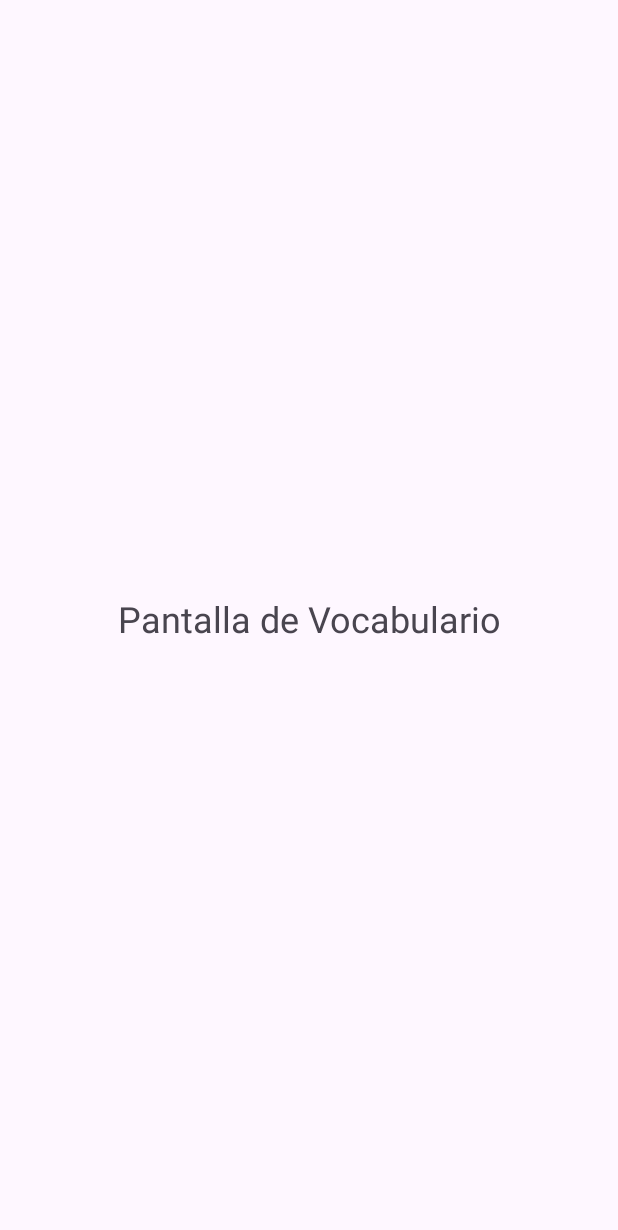
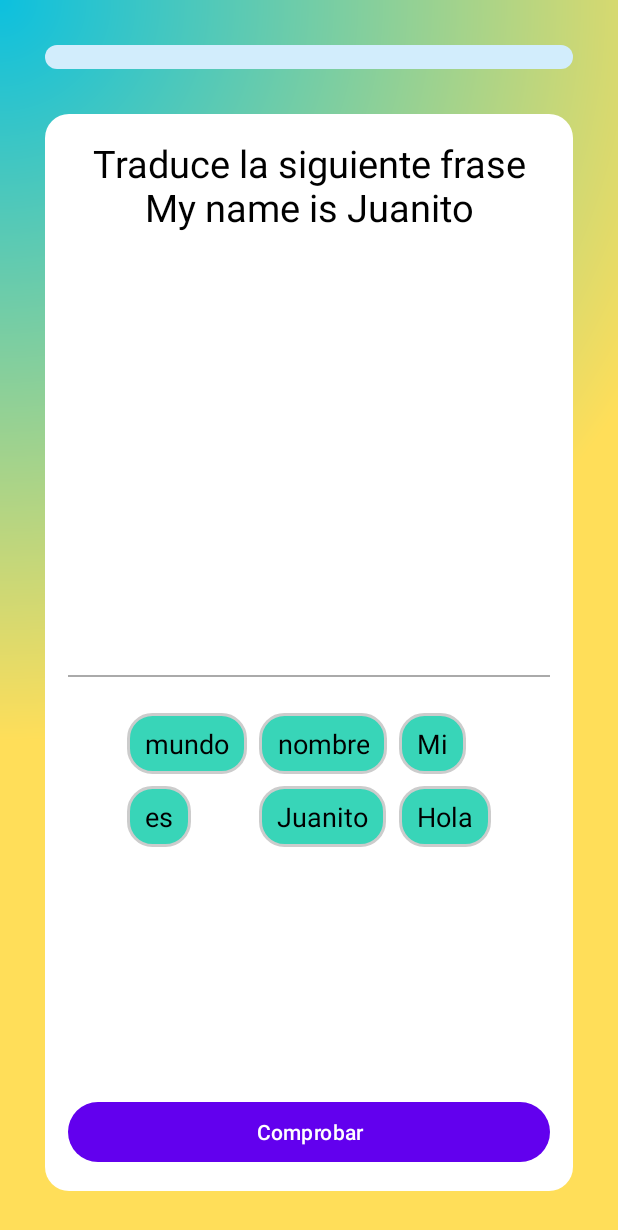
Before and after one commit to starcrash16/Axolingo, an Android app: the MenuPrincipalActivity screen opened directly, with no data from a screen before it, after a tap on "Ir ahora", on a phone screen of 412 x 824 dp. Shown: the top 1230 px of the screen. Run offline under Robolectric (Android 15) with nearby library versions, the phone set to English and light mode, and no system bars.

Commit message:
Control selector de palabras
# Conflicts:
#	app/src/main/AndroidManifest.xml
#	app/src/main/java/com/proyecto_final/axolingo/MainActivity.kt

```diff
--- a/app/src/main/AndroidManifest.xml
+++ b/app/src/main/AndroidManifest.xml
@@ -53,6 +53,10 @@
         <activity
             android:name=".forms.IniciarSesion"
             android:exported="false" />
+
+        <activity
+            android:name=".selector_palabras.InterfazSelector"
+            android:exported="false" />
     </application>
 
 </manifest>
--- a/app/src/main/java/com/proyecto_final/axolingo/MainActivity.kt
+++ b/app/src/main/java/com/proyecto_final/axolingo/MainActivity.kt
@@ -36,15 +36,11 @@ class MainActivity : AppCompatActivity() {
 
         loginButton.setOnClickListener {
             val intent = Intent(this, IniciarSesion::class.java)
-
-            // 5. Inicia la nueva Activity.
             startActivity(intent)
         }
 
         signUpButton.setOnClickListener {
             val intent = Intent(this, Registrarse::class.java)
-
-            // 5. Inicia la nueva Activity.
             startActivity(intent)
         }
     }
--- a/app/src/main/java/com/proyecto_final/axolingo/art/caroussel/CarouselAdapter.kt
+++ b/app/src/main/java/com/proyecto_final/axolingo/art/caroussel/CarouselAdapter.kt
@@ -27,15 +27,15 @@ class CarouselAdapter(
             imageView.setImageResource(item.imageResId)
 
             // 2. Lógica para mostrar el botón solo en el primer item.
-            if (position == 0) {
+            /*if (position == 0) {*/
                 navigateButton.visibility = View.VISIBLE
                 // 3. Cuando se hace clic, se ejecuta la instrucción 'onNavigateClick' que recibimos.
                 navigateButton.setOnClickListener {
                     onNavigateClick(item)
-                }
+                }/*
             } else {
                 navigateButton.visibility = View.GONE
-            }
+            }*/
         }
     }
 
--- a/app/src/main/java/com/proyecto_final/axolingo/menu_principal/MenuPrincipal.kt
+++ b/app/src/main/java/com/proyecto_final/axolingo/menu_principal/MenuPrincipal.kt
@@ -14,6 +14,7 @@ import com.proyecto_final.axolingo.R
 import com.proyecto_final.axolingo.art.caroussel.CarouselAdapter
 import com.proyecto_final.axolingo.art.caroussel.CarouselItem
 import com.proyecto_final.axolingo.menu_vocabulario.MenuVocabularyActivity
+import com.proyecto_final.axolingo.selector_palabras.InterfazSelector
 
 class MenuPrincipal @JvmOverloads constructor(
     context: Context,
@@ -53,14 +54,20 @@ class MenuPrincipal @JvmOverloads constructor(
             CarouselItem("Chatea con Axo", "Practica tus habilidades de conversación con nuestro bot.", R.drawable.axo_blanco)
         )
 
+        val carouselItems2 = listOf(
+            CarouselItem("Aprende Vocabulario", "Explora nuevas palabras y expande tu conocimiento.", R.drawable.axo_rojo_saltando)
+        )
+
         // Crea el adaptador y le pasa la lógica de navegación.
         // Este bloque de código se "entrega" al adaptador para que lo ejecute al hacer clic.
         val adapter = CarouselAdapter(carouselItems) {
             // La acción a ejecutar: crear un Intent e iniciar la nueva Activity.
-            val intent = Intent(context, MenuVocabularyActivity::class.java)
+            val intent = Intent(context, /*MenuVocabularyActivity::class.java*/ InterfazSelector::class.java)
             context.startActivity(intent)
         }
+
         viewPager.adapter = adapter
+
 
         // Configura los botones de navegación izquierda y derecha del carrusel.
         btnLeft.setOnClickListener {
--- /dev/null
+++ b/app/src/main/java/com/proyecto_final/axolingo/selector_palabras/ControlSelector.kt
@@ -0,0 +1,103 @@
+package com.proyecto_final.axolingo.selector_palabras
+
+import android.content.Context
+import android.util.AttributeSet
+import android.view.LayoutInflater
+import android.view.ViewGroup
+import android.widget.Button
+import android.widget.GridLayout
+import android.widget.LinearLayout
+import android.widget.TextView
+import com.proyecto_final.axolingo.R
+
+class ControlSelector : LinearLayout {
+    var txtInstrucciones: TextView? = null
+    var respuestaContainer: GridLayout? = null
+    var bancoContainer: GridLayout? = null
+    var btnRespuesta: Button? = null
+    var respuestaCorrecta: String? = null
+
+    var instrucciones: String = ""
+        set(value) {
+            field = value
+            txtInstrucciones?.text = value
+        }
+
+    var respuesta: String = ""
+        set(value) {
+            field = value
+            respuestaCorrecta = value
+        }
+
+    constructor(context: Context?) : super(context){
+        inicializar(null)
+    }
+
+    constructor(context: Context?, attrs: AttributeSet?) : super(context, attrs) {
+        inicializar(attrs)
+    }
+
+    constructor(context: Context?, attrs: AttributeSet?, defStyleAttr: Int) : super(context, attrs, defStyleAttr) {
+        inicializar(attrs)
+    }
+
+    private fun inicializar(attrs: AttributeSet?) {
+        val inflater = LayoutInflater.from(context)
+        inflater.inflate(R.layout.selector_palabras, this, true)
+        txtInstrucciones = findViewById(R.id.txtInstrucciones)
+        respuestaContainer = findViewById(R.id.respuestaContainer)
+        bancoContainer = findViewById(R.id.bancoContainer)
+        btnRespuesta = findViewById(R.id.btnRespuesta)
+        val attrs = context.obtainStyledAttributes(attrs, R.styleable.ControlSelector)
+        txtInstrucciones?.text = attrs.getString(R.styleable.ControlSelector_instrucciones)
+        respuestaCorrecta = attrs.getString(R.styleable.ControlSelector_respuesta)
+        attrs.recycle()
+    }
+
+    fun cargarBancoDePalabras(palabras: List<String>) {
+        bancoContainer?.removeAllViews()       //limpia vistas creadas anteriormente
+
+        for (palabra in palabras.shuffled()) { //shuffle desordena las palabras
+            val wordView = createWordView(palabra)
+            bancoContainer?.addView(wordView)
+        }
+    }
+
+    fun createWordView(word: String): TextView {
+        val wordView = LayoutInflater.from(context).inflate(
+            R.layout.recuadro_palabra, bancoContainer, false) as TextView
+        wordView.text = word
+
+        //listener de clic para mover la palabra
+        wordView.setOnClickListener {
+            val parent = it.parent as ViewGroup
+            val clickedWord = it as TextView
+
+            if (parent.id == R.id.bancoContainer) {     //mueve la palabra del banco a la respuesta
+                bancoContainer?.removeView(clickedWord)
+                respuestaContainer?.addView(clickedWord)
+            } else if (parent.id == R.id.respuestaContainer) {     //regresa la palabra de la respuesta al banco
+                respuestaContainer?.removeView(clickedWord)
+                bancoContainer?.addView(clickedWord)
+            }
+        }
+        return wordView
+    }
+
+    fun setComprobarListener(listener: OnClickListener) {
+        btnRespuesta?.setOnClickListener(listener)
+    }
+
+    fun comprobarRespuesta() : Boolean {
+        val numChildren = respuestaContainer?.childCount ?: return false
+        val respuestaFormada = mutableListOf<String>()
+        for (i in 0 until numChildren) {
+            val wordView = respuestaContainer?.getChildAt(i) as? TextView
+            wordView?.text?.let { respuestaFormada.add(it.toString()) }
+        }
+
+        val fraseUsuario = respuestaFormada.joinToString(" ")
+
+        return fraseUsuario.equals(respuestaCorrecta, ignoreCase = true)
+    }
+}
--- /dev/null
+++ b/app/src/main/java/com/proyecto_final/axolingo/selector_palabras/InterfazSelector.kt
@@ -0,0 +1,84 @@
+package com.proyecto_final.axolingo.selector_palabras
+
+import android.os.Bundle
+import android.view.View
+import android.view.ViewGroup
+import android.widget.Button
+import android.widget.ProgressBar
+import android.widget.TextView
+import android.widget.Toast
+import androidx.appcompat.app.AppCompatActivity
+import com.proyecto_final.axolingo.R
+import kotlin.collections.listOf
+
+class InterfazSelector : AppCompatActivity() {
+
+    private var indiceActual = 0
+    private lateinit var container: ViewGroup
+    var progressBar: ProgressBar? = null
+    val instruccion = "Traduce la siguiente frase\n"
+    var respCorrectas: Int = 0
+
+    val oracion: List<List<String>> = listOf(
+        listOf("My name is Juanito"),
+        listOf("Hello world"),
+        listOf("The sky is blue")
+    )
+    val palabras: List<List<String>> = listOf(
+        listOf("Mi", "nombre", "es", "Juanito", "Hola", "mundo"),
+        listOf("Mi", "nombre", "es", "Juanito", "Hola", "mundo"),
+        listOf("verde", "cielos", "El", "cielo", "es", "azul")
+    )
+    val respuesta: List<List<String>> = listOf(
+        listOf("Mi nombre es Juanito"),
+        listOf("Hola mundo"),
+        listOf("El cielo es azul")
+    )
+
+    override fun onCreate(savedInstanceState: Bundle?) {
+        super.onCreate(savedInstanceState)
+        setContentView(R.layout.menu_selector)
+        container = findViewById<ViewGroup>(R.id.container)
+
+        progressBar = findViewById<ProgressBar>(R.id.progressBar)
+        progressBar?.max = 100
+        cargarSiguientePregunta()
+    }
+
+    private fun cargarSiguientePregunta() {
+        if (indiceActual >= palabras.size) {
+            Toast.makeText(this, "¡Completaste todas las frases!", Toast.LENGTH_LONG).show()
+            container.removeAllViews()
+            val texto = "Aciertos: $respCorrectas de $indiceActual"
+            val inflater = layoutInflater
+            val puntuacion: View = inflater.inflate(R.layout.puntuacion_final, null)
+            puntuacion.findViewById<TextView>(R.id.text).text = texto
+            puntuacion.findViewById<Button>(R.id.exitButton ).setOnClickListener {
+                finish()
+            }
+            container.addView(puntuacion)
+            return
+        }
+
+        container.removeAllViews()
+
+        val control = ControlSelector(this)
+        control.background = getDrawable(R.drawable.edittext_form)
+        control.instrucciones = instruccion + oracion[indiceActual].joinToString(" ")
+        control.respuesta = respuesta[indiceActual].joinToString(" ")
+        control.cargarBancoDePalabras(palabras[indiceActual])
+
+        control.setComprobarListener {
+            if (control.comprobarRespuesta()) {
+                Toast.makeText(this, "Correcto", Toast.LENGTH_SHORT).show()
+                respCorrectas++
+            } else {
+                Toast.makeText(this, "Incorrecto", Toast.LENGTH_SHORT).show()
+            }
+            indiceActual++
+            progressBar?.progress = 100 / palabras.size * indiceActual
+            cargarSiguientePregunta()
+        }
+        container.addView(control)
+    }
+}
--- /dev/null
+++ b/app/src/main/res/drawable/progressbar.xml
@@ -0,0 +1,17 @@
+<?xml version="1.0" encoding="utf-8"?>
+<layer-list xmlns:android="http://schemas.android.com/apk/res/android">
+    <item android:id="@android:id/background">
+        <shape android:shape="rectangle">
+            <corners android:radius="16dp"/>
+            <solid android:color="#D2EDFC"/>
+        </shape>
+    </item>
+    <item android:id="@android:id/progress">
+        <scale android:scaleWidth="100%">
+            <shape android:shape="rectangle">
+                <corners android:radius="16dp"/>
+                <solid android:color="@color/turquoise"/>
+            </shape>
+        </scale>
+    </item>
+</layer-list>
--- a/app/src/main/res/layout/item_carousel.xml
+++ b/app/src/main/res/layout/item_carousel.xml
@@ -34,7 +34,7 @@
             android:textColor="#555555"
             app:layout_constraintTop_toBottomOf="@+id/carouselItemTitle"
             app:layout_constraintStart_toStartOf="parent"
-            app:layout_constraintBottom_toBottomOf="parent"
+            app:layout_constraintBottom_toTopOf="@id/btnNavigate"
             app:layout_constraintEnd_toStartOf="@+id/carouselItemImage"
             android:layout_marginTop="8dp"
             android:layout_marginEnd="16dp"/>
@@ -49,7 +49,7 @@
             app:layout_constraintStart_toStartOf="parent"
             app:layout_constraintEnd_toEndOf="@+id/carouselItemDescription"
             app:layout_constraintBottom_toBottomOf="parent"
-            android:visibility="gone"/>
+            />
 
         <ImageView
             android:id="@+id/carouselItemImage"
--- /dev/null
+++ b/app/src/main/res/layout/menu_selector.xml
@@ -0,0 +1,29 @@
+<?xml version="1.0" encoding="utf-8"?>
+<androidx.constraintlayout.widget.ConstraintLayout xmlns:android="http://schemas.android.com/apk/res/android"
+    android:layout_width="match_parent"
+    android:layout_height="match_parent"
+    xmlns:app="http://schemas.android.com/apk/res-auto"
+    android:background="@drawable/grad_menuprincipal">
+
+    <ProgressBar
+        android:id="@+id/progressBar"
+        android:layout_width="match_parent"
+        android:layout_height="wrap_content"
+        android:layout_margin="30dp"
+        style="@style/Widget.AppCompat.ProgressBar.Horizontal"
+        android:progressDrawable="@drawable/progressbar"
+        app:layout_constraintEnd_toEndOf="parent"
+        app:layout_constraintStart_toStartOf="parent"
+        app:layout_constraintTop_toTopOf="parent"/>
+
+    <FrameLayout
+        android:id="@+id/container"
+        android:layout_width="match_parent"
+        android:layout_height="0dp"
+        android:layout_margin="30dp"
+        app:layout_constraintBottom_toBottomOf="parent"
+        app:layout_constraintEnd_toEndOf="parent"
+        app:layout_constraintStart_toStartOf="parent"
+        app:layout_constraintTop_toBottomOf="@id/progressBar"/>
+
+</androidx.constraintlayout.widget.ConstraintLayout>
--- /dev/null
+++ b/app/src/main/res/layout/recuadro_palabra.xml
@@ -0,0 +1,17 @@
+<?xml version="1.0" encoding="utf-8"?>
+<TextView xmlns:android="http://schemas.android.com/apk/res/android"
+    android:id="@+id/txtPalabra"
+    android:layout_width="wrap_content"
+    android:layout_height="wrap_content"
+    android:paddingStart="12dp"
+    android:paddingEnd="12dp"
+    android:paddingTop="8dp"
+    android:paddingBottom="8dp"
+    android:text="Palabra"
+    android:textSize="18sp"
+    android:textColor="@color/black"
+    android:layout_margin="4dp"
+    android:clickable="true"
+    android:focusable="true"
+    android:gravity="center"
+    android:background="@drawable/fondo_form"/>
--- /dev/null
+++ b/app/src/main/res/layout/selector_palabras.xml
@@ -0,0 +1,65 @@
+<?xml version="1.0" encoding="utf-8"?>
+<LinearLayout xmlns:android="http://schemas.android.com/apk/res/android"
+    android:layout_width="match_parent"
+    android:layout_height="match_parent"
+    android:layout_margin="15sp"
+    android:orientation="vertical">
+
+    <TextView
+        android:id="@+id/txtInstrucciones"
+        android:layout_width="match_parent"
+        android:layout_height="wrap_content"
+        android:gravity="center"
+        android:text="Instrucciones"
+        android:textColor="@color/black"
+        android:textSize="25sp" />
+
+    <ScrollView
+        android:layout_width="match_parent"
+        android:layout_height="0dp"
+        android:layout_weight="1"
+        android:padding="8dp"
+        android:layout_marginBottom="16dp">
+
+        <GridLayout
+            android:id="@+id/respuestaContainer"
+            android:layout_width="wrap_content"
+            android:layout_height="wrap_content"
+            android:columnCount="3"
+            android:alignmentMode="alignBounds"
+            android:layout_gravity="center_horizontal"
+            android:useDefaultMargins="true"
+            android:padding="4dp" />
+    </ScrollView>
+
+    <View
+        android:layout_width="match_parent"
+        android:layout_height="1dp"
+        android:background="@android:color/darker_gray"
+        android:layout_marginTop="8dp"
+        android:layout_marginBottom="8dp"/>
+
+    <ScrollView
+        android:layout_width="match_parent"
+        android:layout_height="0dp"
+        android:layout_weight="1"
+        android:padding="8dp">
+
+        <GridLayout
+            android:id="@+id/bancoContainer"
+            android:layout_width="wrap_content"
+            android:layout_height="wrap_content"
+            android:columnCount="3"
+            android:alignmentMode="alignBounds"
+            android:layout_gravity="center_horizontal"
+            android:useDefaultMargins="true"
+            android:padding="4dp" />
+    </ScrollView>
+
+    <Button
+        android:id="@+id/btnRespuesta"
+        android:layout_width="match_parent"
+        android:layout_height="wrap_content"
+        android:text="Comprobar"/>
+
+</LinearLayout>
```
Also changed, not shown: app/src/main/res/layout/puntuacion_final.xml (added, +28 -0 lines), app/src/main/res/values/attrs.xml (added, +7 -0 lines).
